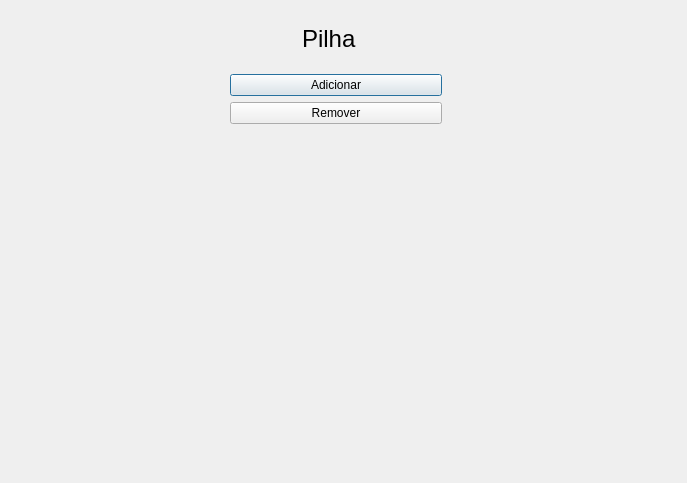
Qt form ProjetoMaritan/pilha.ui (matheuusc/ProjetoMaritan) before a commit.
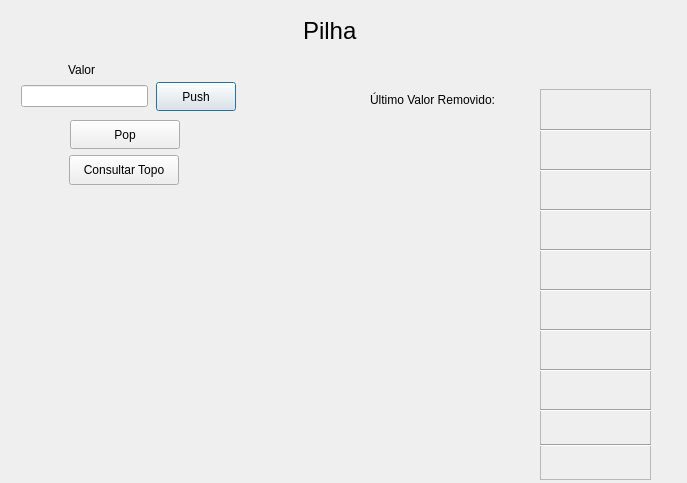
The same form after that commit.

```diff
--- a/ProjetoMaritan/pilha.ui
+++ b/ProjetoMaritan/pilha.ui
@@ -13,44 +13,403 @@
   <property name="windowTitle">
    <string>Dialog</string>
   </property>
-  <widget class="QWidget" name="gridLayoutWidget">
+  <widget class="QPushButton" name="btn_add">
    <property name="geometry">
     <rect>
-     <x>230</x>
-     <y>10</y>
-     <width>212</width>
-     <height>114</height>
+     <x>156</x>
+     <y>82</y>
+     <width>80</width>
+     <height>29</height>
     </rect>
    </property>
-   <layout class="QGridLayout" name="gridLayout">
-    <item row="2" column="0">
-     <widget class="QPushButton" name="pushButton">
-      <property name="text">
-       <string>Adicionar</string>
-      </property>
-     </widget>
-    </item>
-    <item row="3" column="0">
-     <widget class="QPushButton" name="pushButton_2">
-      <property name="text">
-       <string>Remover</string>
-      </property>
-     </widget>
-    </item>
-    <item row="1" column="0">
-     <widget class="QLabel" name="label">
-      <property name="font">
-       <font>
-        <pointsize>18</pointsize>
-       </font>
-      </property>
-      <property name="text">
-       <string>Pilha</string>
-      </property>
-      <property name="indent">
-       <number>72</number>
-      </property>
-     </widget>
+   <property name="text">
+    <string>Push</string>
+   </property>
+  </widget>
+  <widget class="QPushButton" name="btn_remove">
+   <property name="geometry">
+    <rect>
+     <x>70</x>
+     <y>120</y>
+     <width>110</width>
+     <height>29</height>
+    </rect>
+   </property>
+   <property name="text">
+    <string>Pop</string>
+   </property>
+  </widget>
+  <widget class="QPushButton" name="btn_topo">
+   <property name="geometry">
+    <rect>
+     <x>69</x>
+     <y>155</y>
+     <width>110</width>
+     <height>30</height>
+    </rect>
+   </property>
+   <property name="text">
+    <string>Consultar Topo</string>
+   </property>
+  </widget>
+  <widget class="QFrame" name="frame">
+   <property name="geometry">
+    <rect>
+     <x>540</x>
+     <y>89</y>
+     <width>111</width>
+     <height>391</height>
+    </rect>
+   </property>
+   <property name="frameShape">
+    <enum>QFrame::StyledPanel</enum>
+   </property>
+   <property name="frameShadow">
+    <enum>QFrame::Raised</enum>
+   </property>
+   <widget class="Line" name="line">
+    <property name="geometry">
+     <rect>
+      <x>0</x>
+      <y>320</y>
+      <width>118</width>
+      <height>3</height>
+     </rect>
+    </property>
+    <property name="orientation">
+     <enum>Qt::Horizontal</enum>
+    </property>
+   </widget>
+   <widget class="Line" name="line_2">
+    <property name="geometry">
+     <rect>
+      <x>0</x>
+      <y>280</y>
+      <width>118</width>
+      <height>3</height>
+     </rect>
+    </property>
+    <property name="orientation">
+     <enum>Qt::Horizontal</enum>
+    </property>
+   </widget>
+   <widget class="Line" name="line_3">
+    <property name="geometry">
+     <rect>
+      <x>0</x>
+      <y>240</y>
+      <width>118</width>
+      <height>3</height>
+     </rect>
+    </property>
+    <property name="orientation">
+     <enum>Qt::Horizontal</enum>
+    </property>
+   </widget>
+   <widget class="Line" name="line_4">
+    <property name="geometry">
+     <rect>
+      <x>0</x>
+      <y>200</y>
+      <width>118</width>
+      <height>3</height>
+     </rect>
+    </property>
+    <property name="orientation">
+     <enum>Qt::Horizontal</enum>
+    </property>
+   </widget>
+   <widget class="Line" name="line_5">
+    <property name="geometry">
+     <rect>
+      <x>0</x>
+      <y>160</y>
+      <width>118</width>
+      <height>3</height>
+     </rect>
+    </property>
+    <property name="orientation">
+     <enum>Qt::Horizontal</enum>
+    </property>
+   </widget>
+   <widget class="Line" name="line_6">
+    <property name="geometry">
+     <rect>
+      <x>0</x>
+      <y>120</y>
+      <width>118</width>
+      <height>3</height>
+     </rect>
+    </property>
+    <property name="orientation">
+     <enum>Qt::Horizontal</enum>
+    </property>
+   </widget>
+   <widget class="Line" name="line_7">
+    <property name="geometry">
+     <rect>
+      <x>0</x>
+      <y>80</y>
+      <width>118</width>
+      <height>3</height>
+     </rect>
+    </property>
+    <property name="orientation">
+     <enum>Qt::Horizontal</enum>
+    </property>
+   </widget>
+   <widget class="Line" name="line_8">
+    <property name="geometry">
+     <rect>
+      <x>0</x>
+      <y>40</y>
+      <width>118</width>
+      <height>3</height>
+     </rect>
+    </property>
+    <property name="orientation">
+     <enum>Qt::Horizontal</enum>
+    </property>
+   </widget>
+   <widget class="Line" name="line_9">
+    <property name="geometry">
+     <rect>
+      <x>0</x>
+      <y>355</y>
+      <width>118</width>
+      <height>3</height>
+     </rect>
+    </property>
+    <property name="orientation">
+     <enum>Qt::Horizontal</enum>
+    </property>
+   </widget>
+   <widget class="QLabel" name="lbl_pos1">
+    <property name="geometry">
+     <rect>
+      <x>30</x>
+      <y>360</y>
+      <width>63</width>
+      <height>20</height>
+     </rect>
+    </property>
+    <property name="text">
+     <string/>
+    </property>
+   </widget>
+   <widget class="QLabel" name="lbl_pos3">
+    <property name="geometry">
+     <rect>
+      <x>30</x>
+      <y>290</y>
+      <width>63</width>
+      <height>20</height>
+     </rect>
+    </property>
+    <property name="text">
+     <string/>
+    </property>
+   </widget>
+   <widget class="QLabel" name="lbl_pos4">
+    <property name="geometry">
+     <rect>
+      <x>30</x>
+      <y>250</y>
+      <width>63</width>
+      <height>20</height>
+     </rect>
+    </property>
+    <property name="text">
+     <string/>
+    </property>
+   </widget>
+   <widget class="QLabel" name="lbl_pos5">
+    <property name="geometry">
+     <rect>
+      <x>30</x>
+      <y>210</y>
+      <width>63</width>
+      <height>20</height>
+     </rect>
+    </property>
+    <property name="text">
+     <string/>
+    </property>
+   </widget>
+   <widget class="QLabel" name="lbl_pos6">
+    <property name="geometry">
+     <rect>
+      <x>30</x>
+      <y>170</y>
+      <width>63</width>
+      <height>20</height>
+     </rect>
+    </property>
+    <property name="text">
+     <string/>
+    </property>
+   </widget>
+   <widget class="QLabel" name="lbl_pos7">
+    <property name="geometry">
+     <rect>
+      <x>30</x>
+      <y>130</y>
+      <width>63</width>
+      <height>20</height>
+     </rect>
+    </property>
+    <property name="text">
+     <string/>
+    </property>
+   </widget>
+   <widget class="QLabel" name="lbl_pos8">
+    <property name="geometry">
+     <rect>
+      <x>30</x>
+      <y>90</y>
+      <width>63</width>
+      <height>20</height>
+     </rect>
+    </property>
+    <property name="text">
+     <string/>
+    </property>
+   </widget>
+   <widget class="QLabel" name="lbl_pos9">
+    <property name="geometry">
+     <rect>
+      <x>30</x>
+      <y>50</y>
+      <width>63</width>
+      <height>20</height>
+     </rect>
+    </property>
+    <property name="text">
+     <string/>
+    </property>
+   </widget>
+   <widget class="QLabel" name="lbl_pos10">
+    <property name="geometry">
+     <rect>
+      <x>30</x>
+      <y>10</y>
+      <width>63</width>
+      <height>20</height>
+     </rect>
+    </property>
+    <property name="text">
+     <string/>
+    </property>
+   </widget>
+   <widget class="QLabel" name="lbl_pos2">
+    <property name="geometry">
+     <rect>
+      <x>30</x>
+      <y>330</y>
+      <width>63</width>
+      <height>20</height>
+     </rect>
+    </property>
+    <property name="text">
+     <string/>
+    </property>
+   </widget>
+  </widget>
+  <widget class="QLabel" name="label_2">
+   <property name="geometry">
+    <rect>
+     <x>68</x>
+     <y>60</y>
+     <width>63</width>
+     <height>20</height>
+    </rect>
+   </property>
+   <property name="text">
+    <string>Valor</string>
+   </property>
+  </widget>
+  <widget class="QLabel" name="label_3">
+   <property name="geometry">
+    <rect>
+     <x>30</x>
+     <y>260</y>
+     <width>490</width>
+     <height>80</height>
+    </rect>
+   </property>
+   <property name="font">
+    <font>
+     <pointsize>14</pointsize>
+    </font>
+   </property>
+   <property name="text">
+    <string/>
+   </property>
+  </widget>
+  <widget class="QLabel" name="label_4">
+   <property name="geometry">
+    <rect>
+     <x>388</x>
+     <y>118</y>
+     <width>120</width>
+     <height>80</height>
+    </rect>
+   </property>
+   <property name="font">
+    <font>
+     <pointsize>18</pointsize>
+    </font>
+   </property>
+   <property name="text">
+    <string/>
+   </property>
+  </widget>
+  <widget class="QLabel" name="label_5">
+   <property name="geometry">
+    <rect>
+     <x>370</x>
+     <y>90</y>
+     <width>170</width>
+     <height>20</height>
+    </rect>
+   </property>
+   <property name="text">
+    <string>Último Valor Removido:</string>
+   </property>
+  </widget>
+  <widget class="QLabel" name="label">
+   <property name="geometry">
+    <rect>
+     <x>231</x>
+     <y>11</y>
+     <width>135</width>
+     <height>40</height>
+    </rect>
+   </property>
+   <property name="font">
+    <font>
+     <pointsize>18</pointsize>
+    </font>
+   </property>
+   <property name="text">
+    <string>Pilha</string>
+   </property>
+   <property name="indent">
+    <number>72</number>
+   </property>
+  </widget>
+  <widget class="QWidget" name="">
+   <property name="geometry">
+    <rect>
+     <x>21</x>
+     <y>81</y>
+     <width>127</width>
+     <height>30</height>
+    </rect>
+   </property>
+   <layout class="QVBoxLayout" name="verticalLayout">
+    <item>
+     <widget class="QLineEdit" name="txt_add"/>
     </item>
    </layout>
   </widget>
```
